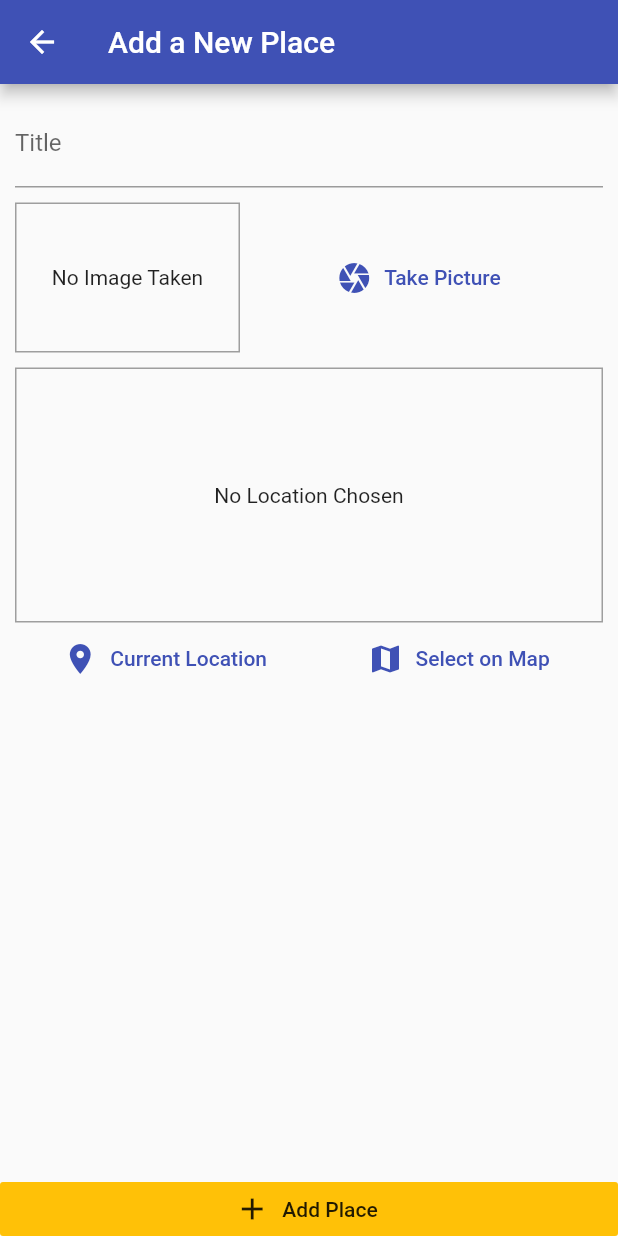
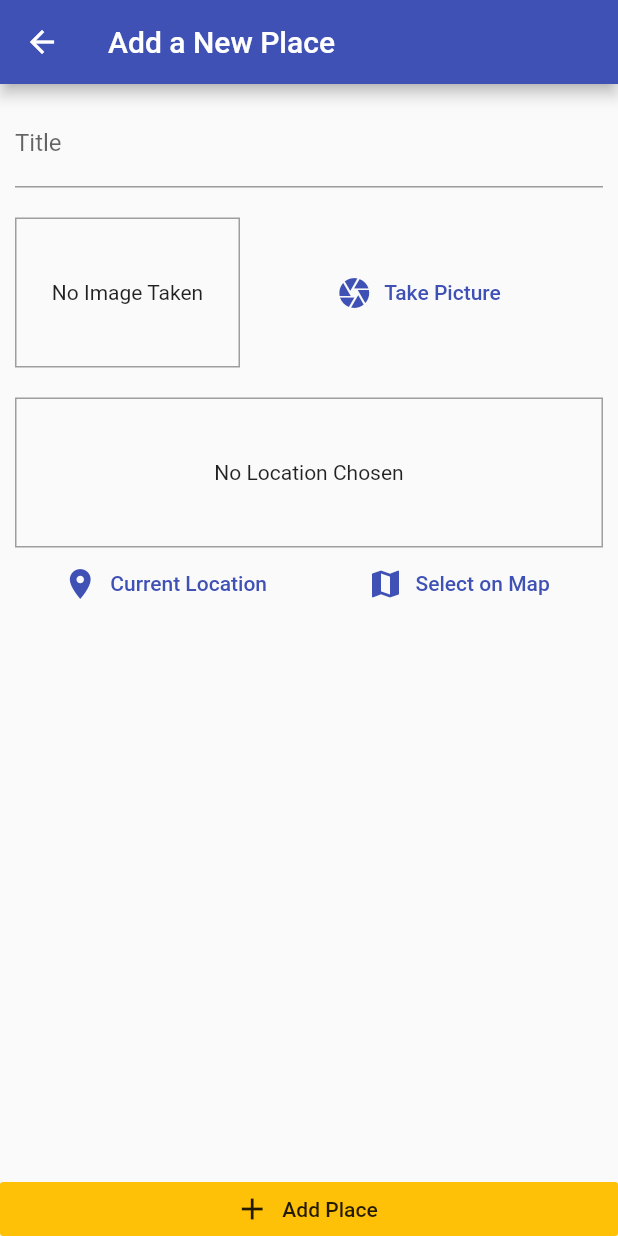
Before and after one commit to herlianzhang/great_places, a Flutter app: the AddPlaceScreen screen opened by its route, after a tap on "Add Place", on a phone screen of 412 x 824 dp. Run offline on Flutter 3.47's test engine with Material 2 defaults, Android fonts, the phone set to English and light mode, and no system bars; our stand-ins replace google_maps_flutter, image_picker, location, sqflite; accounts and stored records are empty.

Commit message:
completed the sqlite table data.

```diff
--- a/lib/helpers/db_helper.dart
+++ b/lib/helpers/db_helper.dart
@@ -8,7 +8,7 @@ class DBHelper {
     return sql.openDatabase(path.join(dbPath, database),
         onCreate: (db, version) {
       return db.execute(
-          'CREATE TABLE $table(id TEXT PRIMARY KEY, title TEXT, image TEXT)');
+          'CREATE TABLE $table(id TEXT PRIMARY KEY, title TEXT, image TEXT, lat REAL, lng REAL, address TEXT)');
     }, version: 1);
   }
 
--- a/lib/screens/add_place_screen.dart
+++ b/lib/screens/add_place_screen.dart
@@ -1,6 +1,7 @@
 import 'dart:io';
 
 import 'package:flutter/material.dart';
+import 'package:google_maps_flutter/google_maps_flutter.dart';
 import 'package:great_places/providers/great_places.dart';
 import 'package:great_places/widgets/image_input.dart';
 import 'package:great_places/widgets/location_input.dart';
@@ -16,17 +17,25 @@ class AddPlaceScreen extends StatefulWidget {
 class _AddPlaceScreenState extends State<AddPlaceScreen> {
   final _titleController = TextEditingController();
   File _pickedImage;
+  LatLng _latlng;
 
   void _selectImage(File pickedImage) {
     _pickedImage = pickedImage;
   }
 
   void _savePlace() {
-    if (_titleController.text.isEmpty || _pickedImage == null) {
+    if (_titleController.text.isEmpty ||
+        _pickedImage == null ||
+        _latlng == null) {
       return;
     }
-    Provider.of<GreatPlaces>(context, listen: false).addPlace(_titleController.text, _pickedImage);
+    Provider.of<GreatPlaces>(context, listen: false)
+        .addPlace(_titleController.text, _pickedImage, _latlng);
     Navigator.of(context).pop();
+  }
+
+  void _selectLatLng(LatLng selectedLatLng) {
+    _latlng = selectedLatLng;
   }
 
   @override
@@ -48,10 +57,10 @@ class _AddPlaceScreenState extends State<AddPlaceScreen> {
                       decoration: InputDecoration(labelText: 'Title'),
                       controller: _titleController,
                     ),
-                    SizedBox(height: 10),
+                    SizedBox(height: 20),
                     ImageInput(_selectImage),
-                    SizedBox(height: 10),
-                    LocationInput(),
+                    SizedBox(height: 20),
+                    LocationInput(_selectLatLng),
                   ],
                 ),
               ),
--- a/lib/widgets/location_input.dart
+++ b/lib/widgets/location_input.dart
@@ -5,6 +5,10 @@ import 'package:great_places/screens/map_screen.dart';
 import 'package:location/location.dart';
 
 class LocationInput extends StatefulWidget {
+  final Function(LatLng) selectedLatLng;
+
+  const LocationInput(this.selectedLatLng);
+
   @override
   _LocationInputState createState() => _LocationInputState();
 }
@@ -17,10 +21,12 @@ class _LocationInputState extends State<LocationInput> {
     setState(() {
       _previewImageUrl = LatLng(loc.latitude, loc.longitude);
     });
+    widget.selectedLatLng(_previewImageUrl);
   }
 
   Future<void> _selectOnMap() async {
     final selectedLocation = await Navigator.of(context).push<LatLng>(MaterialPageRoute(
+      fullscreenDialog: true,
       builder: (context) {
         return _previewImageUrl == null
             ? MapScreen()
@@ -38,6 +44,7 @@ class _LocationInputState extends State<LocationInput> {
     setState(() {
       _previewImageUrl = selectedLocation;
     });
+    widget.selectedLatLng(_previewImageUrl);
   }
 
   @override
@@ -45,7 +52,7 @@ class _LocationInputState extends State<LocationInput> {
     return Column(
       children: <Widget>[
         Container(
-          height: 170,
+          height: 100,
           width: double.infinity,
           decoration: BoxDecoration(
             border: Border.all(
--- a/pubspec.yaml
+++ b/pubspec.yaml
@@ -30,6 +30,7 @@ dependencies:
   sqflite: ^1.3.1
   location: ^3.0.2
   google_maps_flutter: ^0.5.28+1
+  http: ^0.12.2
 
   # The following adds the Cupertino Icons font to your application.
   # Use with the CupertinoIcons class for iOS style icons.
```
Also changed, not shown: lib/helpers/location_helper.dart (+11 -1 lines), lib/providers/great_places.dart (+18 -4 lines), lib/screens/places_list_screen.dart (+7 -4 lines), pubspec.lock, 3 other files.
